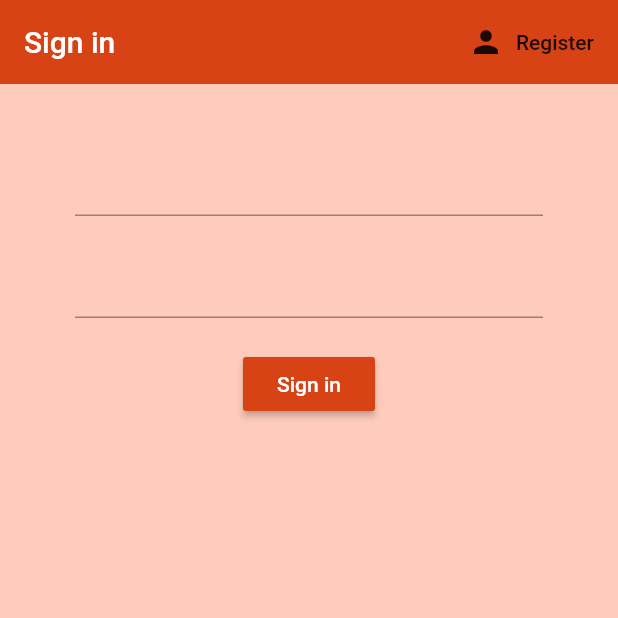
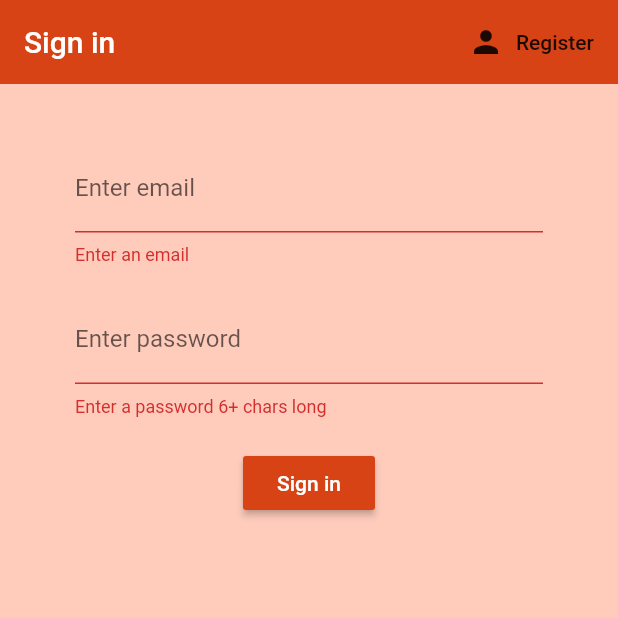
Before and after one commit to VikaKhusti/eng_app, a Flutter app: the screen it shows after launch, after a tap on "Sign in", on a phone screen of 412 x 824 dp, the top half of it. Run offline on Flutter 3.47's test engine with Material 2 defaults, Android fonts, the phone set to English and light mode, and no system bars; our stand-ins replace firebase_auth; accounts and stored records are empty.

Commit message:
sign in with email & password

```diff
--- a/lib/screens/authenticate/register.dart
+++ b/lib/screens/authenticate/register.dart
@@ -44,6 +44,9 @@
             children: <Widget>[
               SizedBox(height: 20.0),
               TextFormField(
+                decoration: InputDecoration(
+                  labelText: 'Enter email'
+                ),
                 validator: (val) => val.isEmpty ? 'Enter an email' : null,
                 onChanged: (val) {
                   setState(() => email = val );
@@ -51,6 +54,9 @@
               ),
               SizedBox(height: 20.0),
               TextFormField(
+                decoration: InputDecoration(
+                    labelText: 'Enter password'
+                ),
                 obscureText: true,
                 validator: (val) => val.length < 6 ? 'Enter a password 6+ chars long' : null,
                 onChanged: (val) {
@@ -66,7 +72,7 @@
                 ),
                 onPressed: () async {
                   if(_formKey.currentState.validate()) {
-                    dynamic result = await _auth.RegisterWithEmailAndPassword(
+                    dynamic result = await _auth.registerWithEmailAndPassword(
                         email, password);
                     if (result == null) {
                       setState(() => error = 'Please, suply a valid email!');
--- a/lib/screens/authenticate/sign_in.dart
+++ b/lib/screens/authenticate/sign_in.dart
@@ -13,10 +13,12 @@
 class _SignInState extends State<SignIn> {
 
   final AuthService _auth = AuthService();
+  final _formKey = GlobalKey<FormState>();
 
   //text field state
   String email = '';
   String password = '';
+  String error = '';
 
   @override
   Widget build(BuildContext context) {
@@ -37,16 +39,25 @@
     body: Container(
       padding: EdgeInsets.symmetric(vertical: 20.0, horizontal: 50.0),
       child: Form(
+        key: _formKey,
         child: Column(
           children: <Widget>[
             SizedBox(height: 20.0),
             TextFormField(
+              decoration: InputDecoration(
+                  labelText: 'Enter email'
+              ),
+              validator: (val) => val.isEmpty ? 'Enter an email' : null,
               onChanged: (val) {
                 setState(() => email = val );
               },
             ),
             SizedBox(height: 20.0),
             TextFormField(
+              decoration: InputDecoration(
+                  labelText: 'Enter password'
+              ),
+              validator: (val) => val.length < 6 ? 'Enter a password 6+ chars long' : null,
               obscureText: true,
               onChanged: (val) {
                 setState(() => password = val );
@@ -60,10 +71,22 @@
                 style: TextStyle(color: Colors.white),
               ),
               onPressed: () async {
-                print(email);
-                print(password);
+                if(_formKey.currentState.validate()) {
+                  dynamic result = await _auth.signInWithEmailAndPassword(email, password);
+                  if (result == null) {
+                    setState(() => error = 'Could not sign in!');
+                  }
+                }
               },
             ),
+            SizedBox(height: 12.0),
+            Text(
+              error,
+              style: TextStyle(
+                color: Colors.red,
+                fontSize: 14.0,
+              ),
+            )
           ],
         ),
       ),
--- a/lib/services/auth.dart
+++ b/lib/services/auth.dart
@@ -30,7 +30,7 @@
   }
 
   //register with email & password
-  Future RegisterWithEmailAndPassword(String email, String password) async {
+  Future registerWithEmailAndPassword(String email, String password) async {
     try {
       AuthResult result = await _auth.createUserWithEmailAndPassword(email: email, password: password);
       FirebaseUser user = result.user;
@@ -40,6 +40,19 @@
       return null;
     }
   }
+
+  //sign in with email & password
+  Future signInWithEmailAndPassword(String email, String password) async {
+    try {
+      AuthResult result = await _auth.signInWithEmailAndPassword(email: email, password: password);
+      FirebaseUser user = result.user;
+      return _userFromFirebaseUser(user);
+    } catch(e) {
+      print(e.toString());
+      return null;
+    }
+  }
+
 
   //signing out
   Future signOut () async {
```
